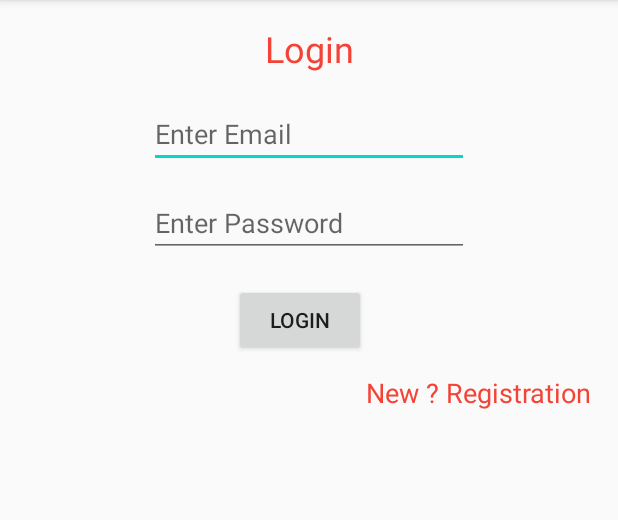
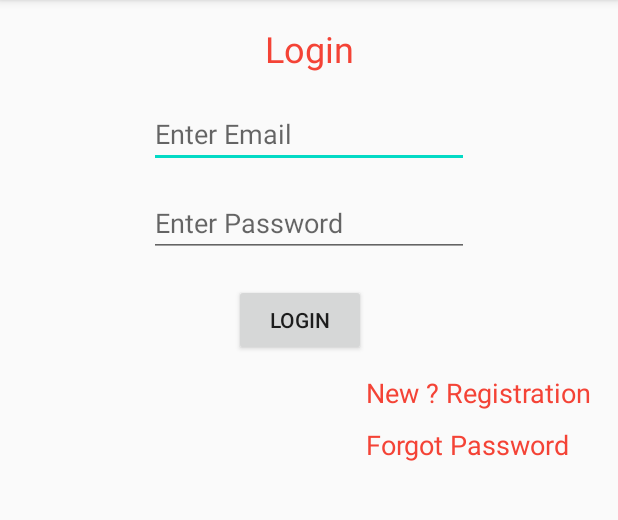
Before and after one commit to harsh-kanani/EverArtStudio, an Android app: the screen it shows after launch (Login), on a phone screen of 412 x 824 dp, the part 84-604 px from its top. Run offline under Robolectric (Android 15) with nearby library versions, the phone set to English and light mode, and no system bars; our stand-ins replace Firebase (no records; nobody signed in at launch, a user with empty details on screens opened directly).

Commit message:
Forgot Password is ready

```diff
--- a/app/src/main/AndroidManifest.xml
+++ b/app/src/main/AndroidManifest.xml
@@ -11,7 +11,8 @@
         android:roundIcon="@mipmap/ic_launcher_round"
         android:supportsRtl="true"
         android:theme="@style/AppTheme">
-        <activity android:name=".product_view"></activity>
+        <activity android:name=".Forgot_Password"></activity>
+        <activity android:name=".product_view" />
         <activity android:name=".View_Product" />
         <activity android:name=".AddProduct" />
         <activity android:name=".ViewOrder" />
--- a/app/src/main/java/com/example/everartstudio/Login.kt
+++ b/app/src/main/java/com/example/everartstudio/Login.kt
@@ -20,6 +20,11 @@ class Login : AppCompatActivity() {
         lblrg.setOnClickListener {
             startActivity(Intent(this@Login,Registration::class.java))
         }
+
+        lblforgot.setOnClickListener {
+            startActivity(Intent(this@Login,Forgot_Password::class.java))
+        }
+
         btnlogin.setOnClickListener {
             if (txtemail.text.toString().equals("admin@gmail.com") && txtpassword.text.toString().equals("admin123")){
                 startActivity(Intent(this@Login,ViewOrder::class.java))
--- a/app/src/main/res/layout/activity_login.xml
+++ b/app/src/main/res/layout/activity_login.xml
@@ -56,10 +56,20 @@
         android:layout_height="wrap_content"
         android:layout_marginTop="78dp"
         android:layout_marginEnd="17dp"
-        android:layout_marginRight="17dp"
         android:text="New ? Registration"
         android:textColor="#F44336"
         android:textSize="18sp"
         app:layout_constraintEnd_toEndOf="parent"
         app:layout_constraintTop_toBottomOf="@+id/txtpassword" />
+
+    <TextView
+        android:id="@+id/lblforgot"
+        android:layout_width="wrap_content"
+        android:layout_height="wrap_content"
+        android:layout_marginTop="10dp"
+        android:text="Forgot Password"
+        android:textColor="#F44336"
+        android:textSize="18sp"
+        app:layout_constraintStart_toStartOf="@+id/lblrg"
+        app:layout_constraintTop_toBottomOf="@+id/lblrg" />
 </androidx.constraintlayout.widget.ConstraintLayout>
```
Also changed, not shown: app/src/main/java/com/example/everartstudio/Forgot_Password.kt (added, +30 -0 lines), app/src/main/res/layout/activity_forgot__password.xml (added, +40 -0 lines).
